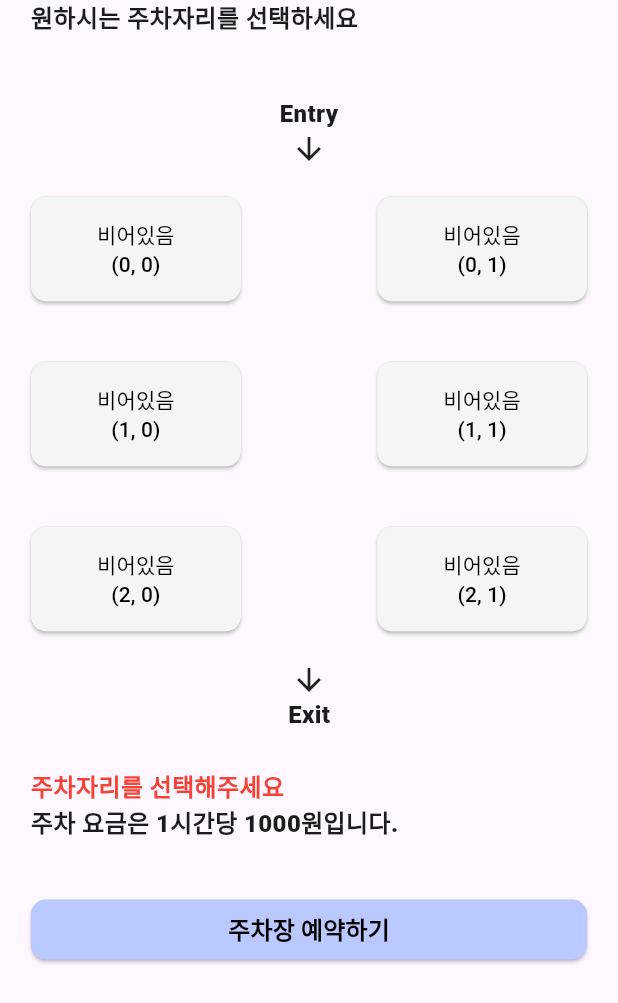
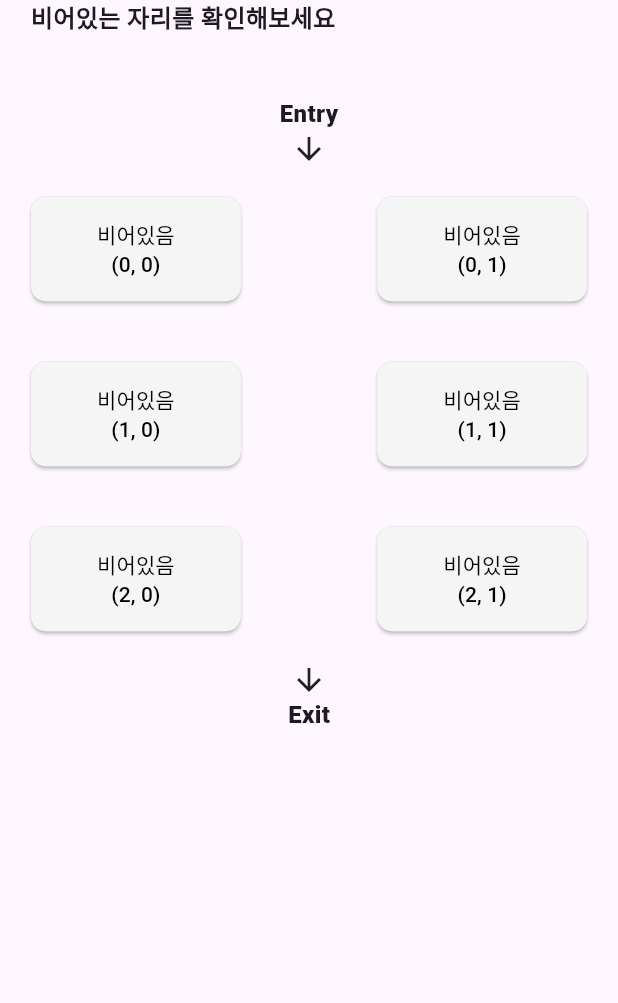
Before and after one commit to hyeonjoonpark/ORAI_IOT_APP, a Flutter app: the ParkingLotWidget screen opened directly, on a phone screen of 412 x 824 dp. Shown: the top 1003 px of the screen. Run offline on Flutter 3.47's test engine with Material 3 defaults, Android fonts, the phone set to English and light mode, and no system bars; our stand-ins replace flutter_map, flutter_screenutil, geolocator, get, latlong2; network calls fail.

Commit message:
change word

```diff
--- a/lib/ui/components/parking_lot_widget.dart
+++ b/lib/ui/components/parking_lot_widget.dart
@@ -44,7 +44,7 @@ class _ParkingLotWidgetState extends State<ParkingLotWidget> {
                   margin: EdgeInsets.only(left: 0.05.sw),
                   alignment: Alignment.centerLeft,
                   child: const Text(
-                    "원하시는 주차자리를 선택하세요",
+                    "비어있는 자리를 확인해보세요",
                     style: TextStyle(
                       fontSize: 16,
                       fontWeight: FontWeight.w900,
@@ -142,61 +142,61 @@ class _ParkingLotWidgetState extends State<ParkingLotWidget> {
                     fontWeight: FontWeight.w900,
                   ),
                 ),
-                Container(
-                  margin: EdgeInsets.only(left: 0.05.sw, top: 0.03.sh),
-                  alignment: Alignment.centerLeft,
-                  child: Text(
-                    selectedRow == null && selectedCol == null
-                        ? "주차자리를 선택해주세요"
-                        : "$selectedRow행 $selectedCol열 주차장을 선택하셨습니다.",
-                    style: selectedRow == null && selectedCol == null
-                        ? const TextStyle(
-                            fontSize: 16,
-                            fontWeight: FontWeight.w900,
-                            color: Colors.red,
-                          )
-                        : const TextStyle(
-                            fontSize: 16,
-                            fontWeight: FontWeight.w900,
-                          ),
-                  ),
-                ),
-                Container(
-                  margin: EdgeInsets.only(left: 0.05.sw),
-                  alignment: Alignment.centerLeft,
-                  child: const Text(
-                    "주차 요금은 1시간당 1000원입니다.",
-                    style: TextStyle(
-                      fontSize: 16,
-                      fontWeight: FontWeight.w900,
-                    ),
-                  ),
-                ),
-                const SizedBox(
-                  height: 30,
-                ),
-                Container(
-                  margin: const EdgeInsets.all(5),
-                  width: 0.9.sw,
-                  child: ElevatedButton(
-                    onPressed: () {},
-                    style: ElevatedButton.styleFrom(
-                      foregroundColor: Colors.black,
-                      backgroundColor: const Color(0xffBAC9FF),
-                      shape: RoundedRectangleBorder(
-                        borderRadius: BorderRadius.circular(10),
-                      ),
-                    ),
-                    child: const Text(
-                      "주차장 예약하기",
-                      style: TextStyle(
-                        fontSize: 16,
-                        fontWeight: FontWeight.w900,
-                        color: Colors.black,
-                      ),
-                    ),
-                  ),
-                ),
+                // Container(
+                //   margin: EdgeInsets.only(left: 0.05.sw, top: 0.03.sh),
+                //   alignment: Alignment.centerLeft,
+                //   child: Text(
+                //     selectedRow == null && selectedCol == null
+                //         ? "주차자리를 선택해주세요"
+                //         : "$selectedRow행 $selectedCol열 주차장을 선택하셨습니다.",
+                //     style: selectedRow == null && selectedCol == null
+                //         ? const TextStyle(
+                //             fontSize: 16,
+                //             fontWeight: FontWeight.w900,
+                //             color: Colors.red,
+                //           )
+                //         : const TextStyle(
+                //             fontSize: 16,
+                //             fontWeight: FontWeight.w900,
+                //           ),
+                //   ),
+                // ),
+                // Container(
+                //   margin: EdgeInsets.only(left: 0.05.sw),
+                //   alignment: Alignment.centerLeft,
+                //   child: const Text(
+                //     "주차 요금은 1시간당 1000원입니다.",
+                //     style: TextStyle(
+                //       fontSize: 16,
+                //       fontWeight: FontWeight.w900,
+                //     ),
+                //   ),
+                // ),
+                // const SizedBox(
+                //   height: 30,
+                // ),
+                // Container(
+                //   margin: const EdgeInsets.all(5),
+                //   width: 0.9.sw,
+                //   child: ElevatedButton(
+                //     onPressed: () {},
+                //     style: ElevatedButton.styleFrom(
+                //       foregroundColor: Colors.black,
+                //       backgroundColor: const Color(0xffBAC9FF),
+                //       shape: RoundedRectangleBorder(
+                //         borderRadius: BorderRadius.circular(10),
+                //       ),
+                //     ),
+                //     child: const Text(
+                //       "주차장 예약하기",
+                //       style: TextStyle(
+                //         fontSize: 16,
+                //         fontWeight: FontWeight.w900,
+                //         color: Colors.black,
+                //       ),
+                //     ),
+                //   ),
+                // ),
               ],
             ),
           ),
```
Also changed, not shown: 1 other file.
